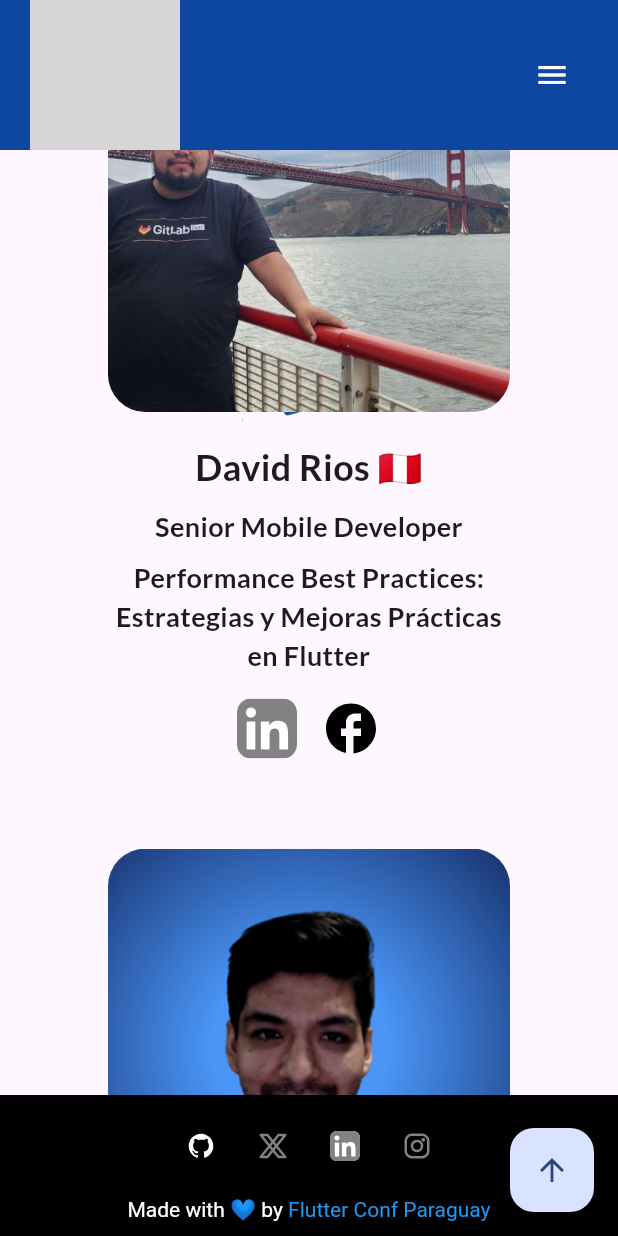
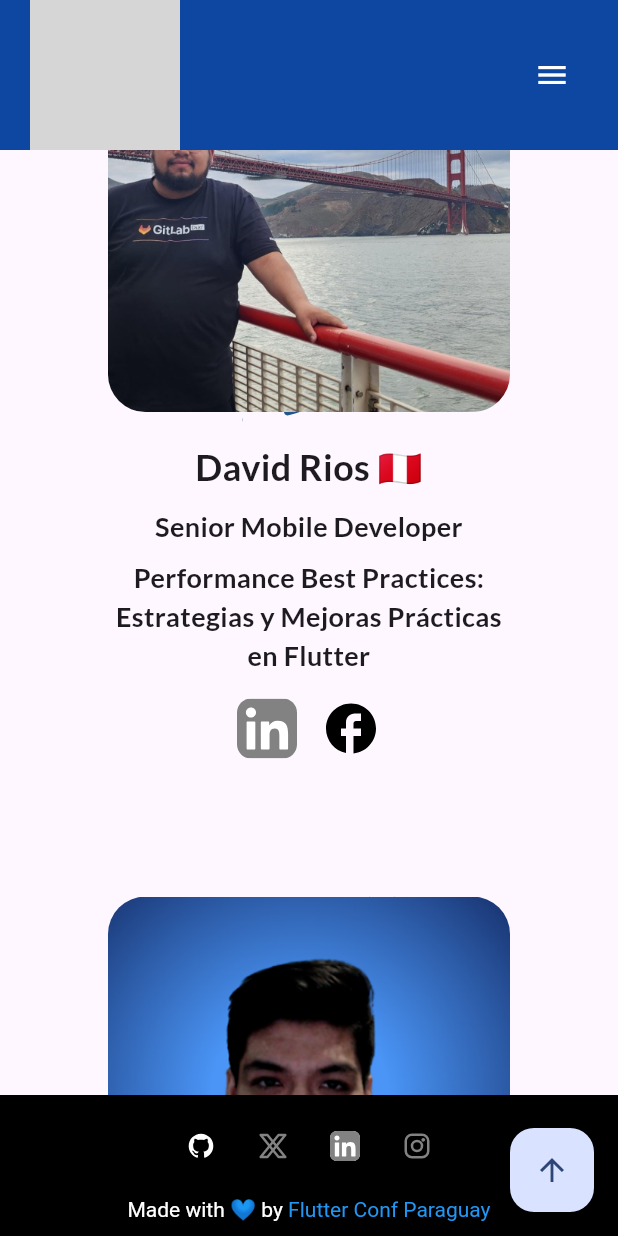
Before and after one commit to unacorbatanegra/flutter_conf_web, a Flutter app: the screen it shows after launch, scrolled down 1152 dp, on a phone screen of 412 x 824 dp. Run offline on Flutter 3.47's test engine with Material 3 defaults, Android fonts, the phone set to English and light mode, and no system bars; our stand-ins replace animated_text_kit, dotted_border, equatable, flutter_screenutil, flutter_svg, go_router and 2 more; generated files the repository leaves out were written again; grey boxes are pictures that could not be loaded.

Commit message:
Refactor speakers_section.dart to use Column widget with a space of 32 between each speaker

```diff
--- a/lib/app/sections/speakers_section.dart
+++ b/lib/app/sections/speakers_section.dart
@@ -61,12 +61,17 @@ class SpeakersSection extends StatelessWidget {
         ),
         const SizedBox(height: 32),
         for (final speaker in speakers) ...[
+          Column(
+            children: [
               _SpeakersView(
                 speaker: speaker.copyWith(
                     talkTitle: _getTalkTitleL10n(
                   context,
                   id: speaker.id,
                 )),
+              ),
+              SizedBox(height: 32),
+            ],
           ),
           const SizedBox(height: 32),
         ],
```
Lines whose indentation alone changed are shown as unchanged.
